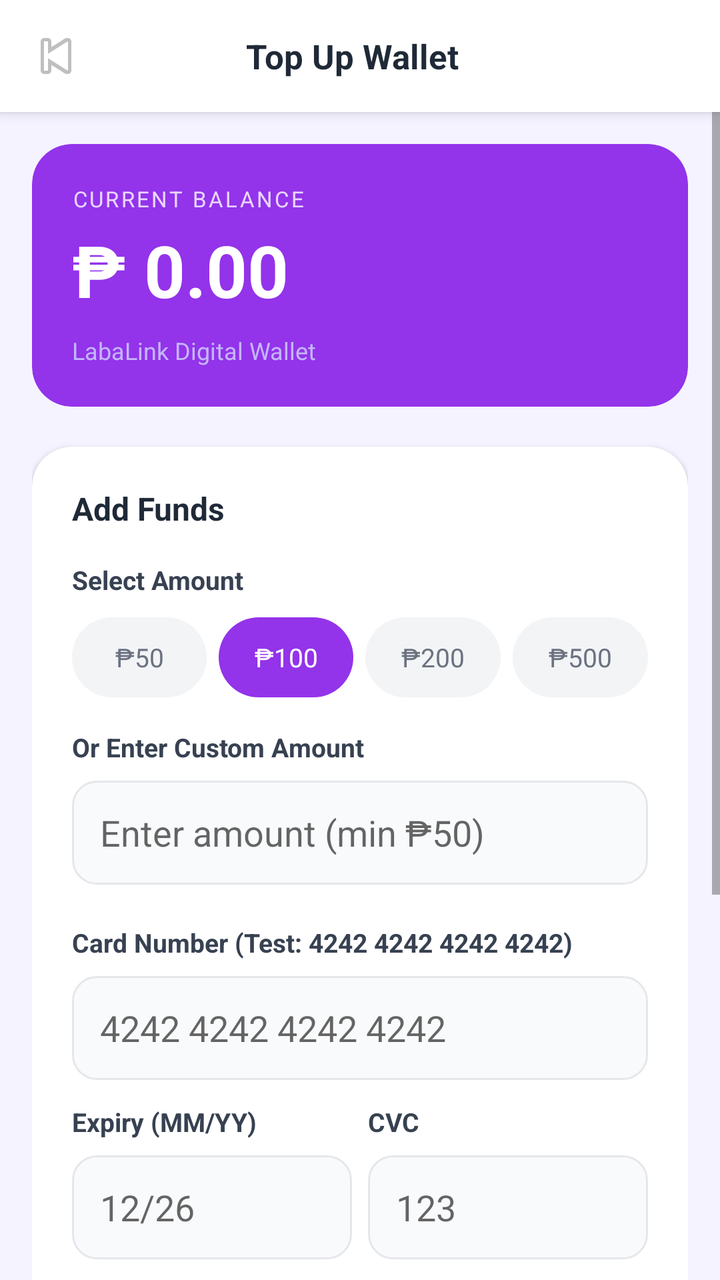
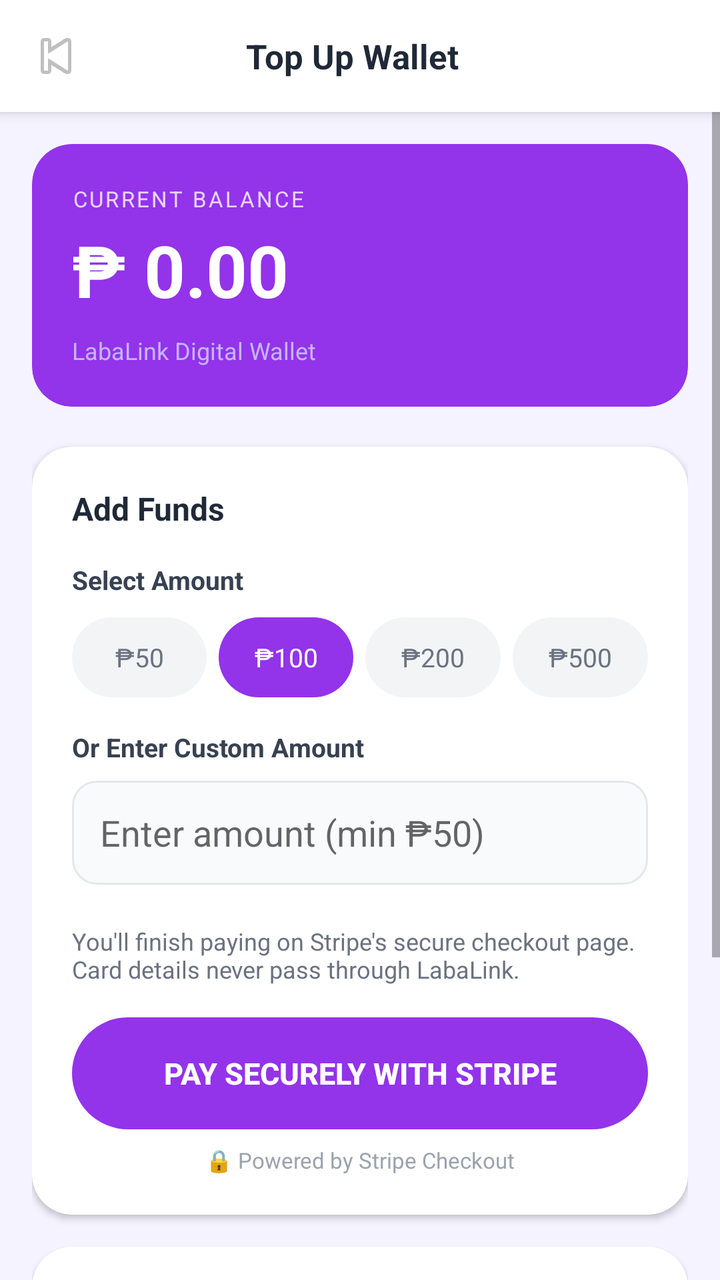

Two renders of the same Android screen: before a commit and after it. Below are the layout's source before the change and the commit's diff.
<!-- AndroidManifest.xml: application theme Theme.LabaLink -->
<!-- res/layout/activity_wallet.xml -->
<?xml version="1.0" encoding="utf-8"?>
<LinearLayout
    xmlns:android="http://schemas.android.com/apk/res/android"
    xmlns:app="http://schemas.android.com/apk/res-auto"
    android:layout_width="match_parent"
    android:layout_height="match_parent"
    android:orientation="vertical"
    android:background="#F5F3FF">

    
    <LinearLayout
        android:layout_width="match_parent"
        android:layout_height="56dp"
        android:orientation="horizontal"
        android:background="#FFFFFF"
        android:gravity="center_vertical"
        android:paddingStart="8dp"
        android:paddingEnd="16dp"
        android:elevation="4dp">

        <ImageButton
            android:id="@+id/btnBack"
            android:layout_width="40dp"
            android:layout_height="40dp"
            android:src="@android:drawable/ic_media_previous"
            android:background="@android:color/transparent"
            android:contentDescription="Back"/>

        <TextView
            android:layout_width="0dp"
            android:layout_height="wrap_content"
            android:layout_weight="1"
            android:text="Top Up Wallet"
            android:textSize="17sp"
            android:textStyle="bold"
            android:textColor="#1F2937"
            android:gravity="center"/>

        <View
            android:layout_width="40dp"
            android:layout_height="40dp"/>

    </LinearLayout>

    <ScrollView
        android:layout_width="match_parent"
        android:layout_height="match_parent"
        android:fillViewport="true">

        <LinearLayout
            android:layout_width="match_parent"
            android:layout_height="wrap_content"
            android:orientation="vertical"
            android:padding="16dp">

            
            <androidx.cardview.widget.CardView
                android:layout_width="match_parent"
                android:layout_height="wrap_content"
                app:cardCornerRadius="20dp"
                app:cardElevation="0dp"
                app:cardBackgroundColor="#9333EA"
                android:layout_marginBottom="20dp">

                <LinearLayout
                    android:layout_width="match_parent"
                    android:layout_height="wrap_content"
                    android:orientation="vertical"
                    android:padding="20dp">

                    <TextView
                        android:layout_width="wrap_content"
                        android:layout_height="wrap_content"
                        android:text="CURRENT BALANCE"
                        android:textSize="11sp"
                        android:textColor="#E9D5FF"
                        android:letterSpacing="0.1"
                        android:layout_marginBottom="4dp"/>

                    <TextView
                        android:id="@+id/tvBalance"
                        android:layout_width="wrap_content"
                        android:layout_height="wrap_content"
                        android:text="₱ 0.00"
                        android:textSize="36sp"
                        android:textStyle="bold"
                        android:textColor="#FFFFFF"
                        android:layout_marginBottom="8dp"/>

                    <TextView
                        android:layout_width="wrap_content"
                        android:layout_height="wrap_content"
                        android:text="LabaLink Digital Wallet"
                        android:textSize="12sp"
                        android:textColor="#C4B5FD"/>

                </LinearLayout>

            </androidx.cardview.widget.CardView>

            
            <androidx.cardview.widget.CardView
                android:layout_width="match_parent"
                android:layout_height="wrap_content"
                app:cardCornerRadius="20dp"
                app:cardElevation="2dp"
                app:cardBackgroundColor="#FFFFFF"
                android:layout_marginBottom="16dp">

                <LinearLayout
                    android:layout_width="match_parent"
                    android:layout_height="wrap_content"
                    android:orientation="vertical"
                    android:padding="20dp">

                    <TextView
                        android:layout_width="wrap_content"
                        android:layout_height="wrap_content"
                        android:text="Add Funds"
                        android:textSize="16sp"
                        android:textStyle="bold"
                        android:textColor="#1F2937"
                        android:layout_marginBottom="16dp"/>

                    
                    <TextView
                        android:id="@+id/tvError"
                        android:layout_width="match_parent"
                        android:layout_height="wrap_content"
                        android:text=""
                        android:textColor="#DC2626"
                        android:textSize="13sp"
                        android:background="#FEE2E2"
                        android:padding="12dp"
                        android:visibility="gone"
                        android:layout_marginBottom="12dp"/>

                    
                    <TextView
                        android:id="@+id/tvSuccess"
                        android:layout_width="match_parent"
                        android:layout_height="wrap_content"
                        android:text=""
                        android:textColor="#065F46"
                        android:textSize="13sp"
                        android:background="#D1FAE5"
                        android:padding="12dp"
                        android:visibility="gone"
                        android:layout_marginBottom="12dp"/>

                    
                    <TextView
                        android:layout_width="wrap_content"
                        android:layout_height="wrap_content"
                        android:text="Select Amount"
                        android:textSize="13sp"
                        android:textColor="#374151"
                        android:textStyle="bold"
                        android:layout_marginBottom="10dp"/>

                    <LinearLayout
                        android:layout_width="match_parent"
                        android:layout_height="wrap_content"
                        android:orientation="horizontal"
                        android:layout_marginBottom="16dp">

                        <TextView
                            android:id="@+id/btn50"
                            android:layout_width="0dp"
                            android:layout_height="40dp"
                            android:layout_weight="1"
                            android:text="₱50"
                            android:gravity="center"
                            android:textSize="13sp"
                            android:textColor="#6B7280"
                            android:background="@drawable/filter_inactive_bg"
                            android:layout_marginEnd="6dp"/>

                        <TextView
                            android:id="@+id/btn100"
                            android:layout_width="0dp"
                            android:layout_height="40dp"
                            android:layout_weight="1"
                            android:text="₱100"
                            android:gravity="center"
                            android:textSize="13sp"
                            android:textColor="#FFFFFF"
                            android:background="@drawable/filter_active_bg"
                            android:layout_marginEnd="6dp"/>

                        <TextView
                            android:id="@+id/btn200"
                            android:layout_width="0dp"
                            android:layout_height="40dp"
                            android:layout_weight="1"
                            android:text="₱200"
                            android:gravity="center"
                            android:textSize="13sp"
                            android:textColor="#6B7280"
                            android:background="@drawable/filter_inactive_bg"
                            android:layout_marginEnd="6dp"/>

                        <TextView
                            android:id="@+id/btn500"
                            android:layout_width="0dp"
                            android:layout_height="40dp"
                            android:layout_weight="1"
                            android:text="₱500"
                            android:gravity="center"
                            android:textSize="13sp"
                            android:textColor="#6B7280"
                            android:background="@drawable/filter_inactive_bg"/>

                    </LinearLayout>

                    
                    <TextView
                        android:layout_width="wrap_content"
                        android:layout_height="wrap_content"
                        android:text="Or Enter Custom Amount"
                        android:textSize="13sp"
                        android:textColor="#374151"
                        android:textStyle="bold"
                        android:layout_marginBottom="8dp"/>

                    <EditText
                        android:id="@+id/etCustomAmount"
                        android:layout_width="match_parent"
                        android:layout_height="52dp"
                        android:hint="Enter amount (min ₱50)"
                        android:background="@drawable/input_background"
                        android:padding="14dp"
                        android:inputType="numberDecimal"
                        android:layout_marginBottom="20dp"/>

                    
                    <TextView
                        android:layout_width="wrap_content"
                        android:layout_height="wrap_content"
                        android:text="Card Number (Test: 4242 4242 4242 4242)"
                        android:textSize="13sp"
                        android:textColor="#374151"
                        android:textStyle="bold"
                        android:layout_marginBottom="8dp"/>

                    <EditText
                        android:id="@+id/etCardNumber"
                        android:layout_width="match_parent"
                        android:layout_height="52dp"
                        android:hint="4242 4242 4242 4242"
                        android:background="@drawable/input_background"
                        android:padding="14dp"
                        android:inputType="number"
                        android:maxLength="19"
                        android:layout_marginBottom="12dp"/>

                    
                    <LinearLayout
                        android:layout_width="match_parent"
                        android:layout_height="wrap_content"
                        android:orientation="horizontal"
                        android:layout_marginBottom="20dp">

                        <LinearLayout
                            android:layout_width="0dp"
                            android:layout_height="wrap_content"
                            android:layout_weight="1"
                            android:orientation="vertical"
                            android:layout_marginEnd="8dp">

                            <TextView
                                android:layout_width="wrap_content"
                                android:layout_height="wrap_content"
                                android:text="Expiry (MM/YY)"
                                android:textSize="13sp"
                                android:textColor="#374151"
                                android:textStyle="bold"
                                android:layout_marginBottom="8dp"/>

                            <EditText
                                android:id="@+id/etExpiry"
                                android:layout_width="match_parent"
                                android:layout_height="52dp"
                                android:hint="12/26"
                                android:background="@drawable/input_background"
                                android:padding="14dp"
                                android:inputType="number"
                                android:maxLength="5"/>

                        </LinearLayout>

                        <LinearLayout
                            android:layout_width="0dp"
                            android:layout_height="wrap_content"
                            android:layout_weight="1"
                            android:orientation="vertical">

                            <TextView
                                android:layout_width="wrap_content"
                                android:layout_height="wrap_content"
                                android:text="CVC"
                                android:textSize="13sp"
                                android:textColor="#374151"
                                android:textStyle="bold"
                                android:layout_marginBottom="8dp"/>

                            <EditText
                                android:id="@+id/etCvc"
                                android:layout_width="match_parent"
                                android:layout_height="52dp"
                                android:hint="123"
                                android:background="@drawable/input_background"
                                android:padding="14dp"
                                android:inputType="number"
                                android:maxLength="3"/>

                        </LinearLayout>

                    </LinearLayout>

                    
                    <Button
                        android:id="@+id/btnTopUp"
                        android:layout_width="match_parent"
                        android:layout_height="56dp"
                        android:text="Top Up via Payment Gateway"
                        android:textColor="#FFFFFF"
                        android:textSize="15sp"
                        android:textStyle="bold"
                        android:background="@drawable/button_pill_bg"
                        android:stateListAnimator="@null"
                        android:layout_marginBottom="8dp"/>

                    <TextView
                        android:layout_width="match_parent"
                        android:layout_height="wrap_content"
                        android:text="🔒 Powered by Stripe • Sandbox Mode"
                        android:textSize="11sp"
                        android:textColor="#9CA3AF"
                        android:gravity="center"/>

                </LinearLayout>

            </androidx.cardview.widget.CardView>

            
            <androidx.cardview.widget.CardView
                android:layout_width="match_parent"
                android:layout_height="wrap_content"
                app:cardCornerRadius="20dp"
                app:cardElevation="2dp"
                app:cardBackgroundColor="#FFFFFF"
                android:layout_marginBottom="16dp">

                <LinearLayout
                    android:layout_width="match_parent"
                    android:layout_height="wrap_content"
                    android:orientation="vertical"
                    android:padding="20dp">

                    <TextView
                        android:layout_width="wrap_content"
                        android:layout_height="wrap_content"
                        android:text="Transaction History"
                        android:textSize="16sp"
                        android:textStyle="bold"
                        android:textColor="#1F2937"
                        android:layout_marginBottom="12dp"/>

                    <androidx.recyclerview.widget.RecyclerView
                        android:id="@+id/rvTransactions"
                        android:layout_width="match_parent"
                        android:layout_height="wrap_content"
                        android:nestedScrollingEnabled="false"/>

                    <TextView
                        android:id="@+id/tvNoTransactions"
                        android:layout_width="match_parent"
                        android:layout_height="wrap_content"
                        android:text="No transactions yet"
                        android:textSize="13sp"
                        android:textColor="#9CA3AF"
                        android:gravity="center"
                        android:padding="20dp"
                        android:visibility="visible"/>

                </LinearLayout>

            </androidx.cardview.widget.CardView>

        </LinearLayout>

    </ScrollView>

</LinearLayout>
<!-- resources referenced by this layout -->
<resources>
  <!-- drawable button_pill_bg (drawable) -->
  <?xml version="1.0" encoding="utf-8"?>
  <shape xmlns:android="http://schemas.android.com/apk/res/android"
      android:shape="rectangle">
      <solid android:color="#9333EA"/>
      <corners android:radius="50dp"/>
  </shape>
  <!-- drawable filter_active_bg (drawable) -->
  <?xml version="1.0" encoding="utf-8"?>
  <shape xmlns:android="http://schemas.android.com/apk/res/android"
      android:shape="rectangle">
      <solid android:color="#9333EA"/>
      <corners android:radius="20dp"/>
  </shape>
  <!-- drawable filter_inactive_bg (drawable) -->
  <?xml version="1.0" encoding="utf-8"?>
  <shape xmlns:android="http://schemas.android.com/apk/res/android"
      android:shape="rectangle">
      <solid android:color="#F3F4F6"/>
      <corners android:radius="20dp"/>
  </shape>
  <!-- drawable input_background (drawable) -->
  <?xml version="1.0" encoding="utf-8"?>
  <shape xmlns:android="http://schemas.android.com/apk/res/android"
      android:shape="rectangle">
      <solid android:color="#F9FAFB"/>
      <stroke
          android:width="1dp"
          android:color="#E5E7EB"/>
      <corners android:radius="12dp"/>
  </shape>
  <style name="Theme.LabaLink" parent="Theme.AppCompat.Light.NoActionBar">
          <item name="colorPrimary">#9333EA</item>
          <item name="colorPrimaryDark">#7E22CE</item>
          <item name="colorAccent">#9333EA</item>
      </style>
</resources>

<!-- the commit's change to res/layout/activity_wallet.xml (unified diff, before → after) -->
@@ -235,95 +235,19 @@
 
                     
                     <TextView
-                        android:layout_width="wrap_content"
-                        android:layout_height="wrap_content"
-                        android:text="Card Number (Test: 4242 4242 4242 4242)"
-                        android:textSize="13sp"
-                        android:textColor="#374151"
-                        android:textStyle="bold"
-                        android:layout_marginBottom="8dp"/>
-
-                    <EditText
-                        android:id="@+id/etCardNumber"
-                        android:layout_width="match_parent"
-                        android:layout_height="52dp"
-                        android:hint="4242 4242 4242 4242"
-                        android:background="@drawable/input_background"
-                        android:padding="14dp"
-                        android:inputType="number"
-                        android:maxLength="19"
-                        android:layout_marginBottom="12dp"/>
-
-                    
-                    <LinearLayout
-                        android:layout_width="match_parent"
-                        android:layout_height="wrap_content"
-                        android:orientation="horizontal"
-                        android:layout_marginBottom="20dp">
-
-                        <LinearLayout
-                            android:layout_width="0dp"
-                            android:layout_height="wrap_content"
-                            android:layout_weight="1"
-                            android:orientation="vertical"
-                            android:layout_marginEnd="8dp">
-
-                            <TextView
-                                android:layout_width="wrap_content"
-                                android:layout_height="wrap_content"
-                                android:text="Expiry (MM/YY)"
-                                android:textSize="13sp"
-                                android:textColor="#374151"
-                                android:textStyle="bold"
-                                android:layout_marginBottom="8dp"/>
-
-                            <EditText
-                                android:id="@+id/etExpiry"
-                                android:layout_width="match_parent"
-                                android:layout_height="52dp"
-                                android:hint="12/26"
-                                android:background="@drawable/input_background"
-                                android:padding="14dp"
-                                android:inputType="number"
-                                android:maxLength="5"/>
-
-                        </LinearLayout>
-
-                        <LinearLayout
-                            android:layout_width="0dp"
-                            android:layout_height="wrap_content"
-                            android:layout_weight="1"
-                            android:orientation="vertical">
-
-                            <TextView
-                                android:layout_width="wrap_content"
-                                android:layout_height="wrap_content"
-                                android:text="CVC"
-                                android:textSize="13sp"
-                                android:textColor="#374151"
-                                android:textStyle="bold"
-                                android:layout_marginBottom="8dp"/>
-
-                            <EditText
-                                android:id="@+id/etCvc"
-                                android:layout_width="match_parent"
-                                android:layout_height="52dp"
-                                android:hint="123"
-                                android:background="@drawable/input_background"
-                                android:padding="14dp"
-                                android:inputType="number"
-                                android:maxLength="3"/>
-
-                        </LinearLayout>
-
-                    </LinearLayout>
+                        android:layout_width="match_parent"
+                        android:layout_height="wrap_content"
+                        android:text="You'll finish paying on Stripe's secure checkout page. Card details never pass through LabaLink."
+                        android:textSize="12sp"
+                        android:textColor="#6B7280"
+                        android:layout_marginBottom="16dp"/>
 
                     
                     <Button
                         android:id="@+id/btnTopUp"
                         android:layout_width="match_parent"
                         android:layout_height="56dp"
-                        android:text="Top Up via Payment Gateway"
+                        android:text="Pay securely with Stripe"
                         android:textColor="#FFFFFF"
                         android:textSize="15sp"
                         android:textStyle="bold"
@@ -334,7 +258,7 @@
                     <TextView
                         android:layout_width="match_parent"
                         android:layout_height="wrap_content"
-                        android:text="🔒 Powered by Stripe • Sandbox Mode"
+                        android:text="🔒 Powered by Stripe Checkout"
                         android:textSize="11sp"
                         android:textColor="#9CA3AF"
                         android:gravity="center"/>
@@ -388,6 +312,19 @@
 
             </androidx.cardview.widget.CardView>
 
+            
+            <Button
+                android:id="@+id/btnLogout"
+                android:layout_width="match_parent"
+                android:layout_height="52dp"
+                android:text="Log out"
+                android:textColor="#EF4444"
+                android:textSize="14sp"
+                android:textStyle="bold"
+                android:background="@drawable/filter_inactive_bg"
+                android:stateListAnimator="@null"
+                android:layout_marginBottom="24dp"/>
+
         </LinearLayout>
 
     </ScrollView>
